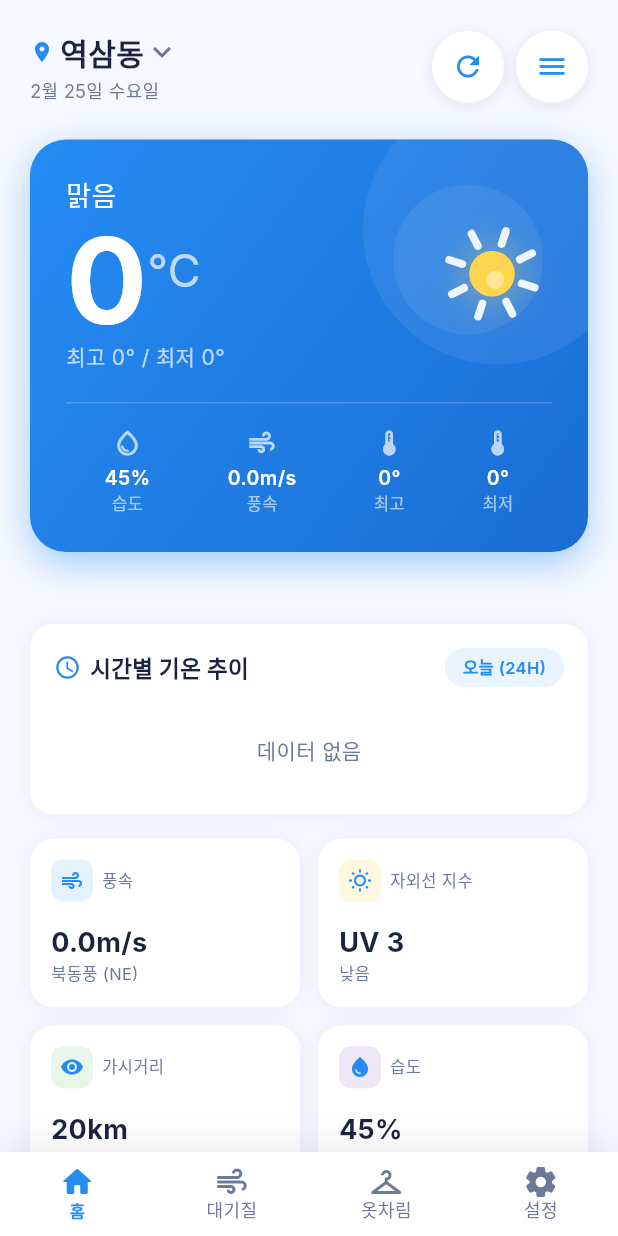
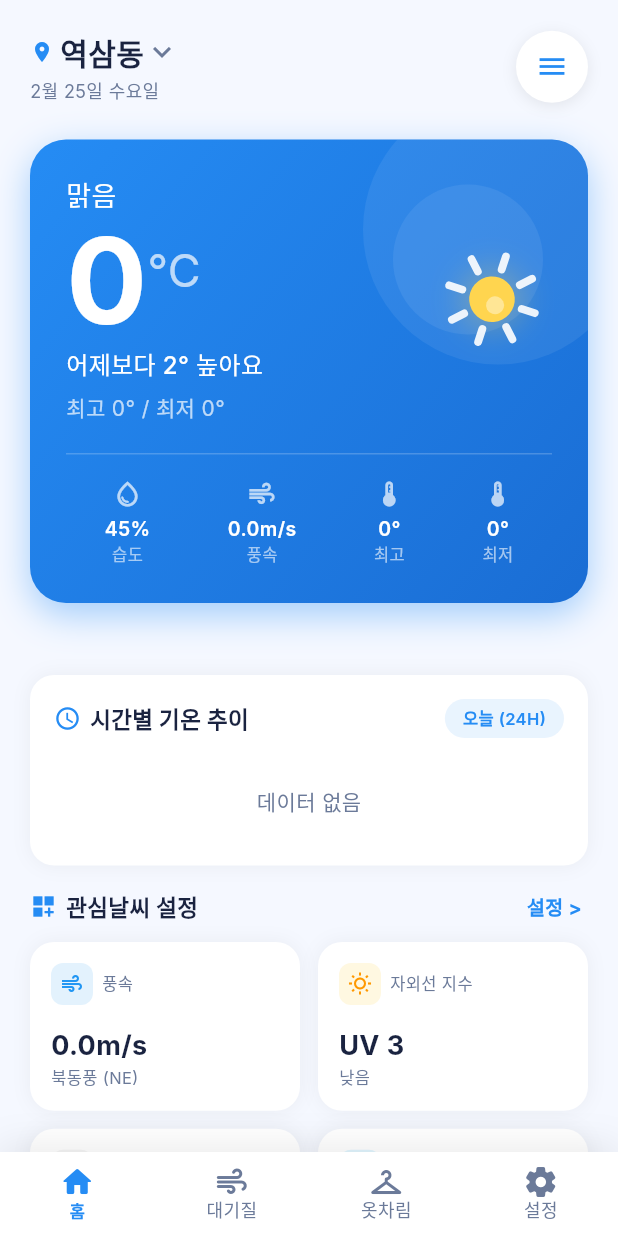
Before and after one commit to take10cokr/weather, a Flutter app: the screen it shows after launch, on a phone screen of 412 x 824 dp. Run offline on Flutter 3.47's test engine with Material 3 defaults, Android fonts, the phone set to English and light mode, and no system bars; our stand-ins replace geocoding, geolocator, shared_preferences; network calls fail; Roboto replaces fonts that are missing (Inter).

Commit message:
feat: 관심날씨 설정 및 지역설정 추가

```diff
--- a/weather_app/lib/screens/home_screen.dart
+++ b/weather_app/lib/screens/home_screen.dart
@@ -1,4 +1,5 @@
 import 'package:flutter/material.dart';
+import 'dart:math' as math;
 import '../theme/app_theme.dart';
 import '../models/weather_model.dart';
 import '../services/weather_service.dart';
@@ -8,6 +9,10 @@ import '../widgets/sun_moon_widgets.dart';
 import 'air_quality_screen.dart';
 import 'outfit_screen.dart';
 import 'settings_screen.dart';
+import 'interest_weather_setting_screen.dart';
+import 'location_setting_screen.dart';
+import 'package:provider/provider.dart';
+import '../services/app_settings.dart';
 
 class HomeScreen extends StatefulWidget {
   const HomeScreen({super.key});
@@ -24,6 +29,7 @@ class _HomeScreenState extends State<HomeScreen> {
   bool _isLoading = true;
   String _errorMessage = '';
   String _dongName = '역삼동';        // 표시할 동 이름
+  String _fullAddress = '서울특별시 강남구 역삼동'; // 전체 주소
   bool _isLocating = true;            // GPS 찾는 중
 
   List<WeatherForecast> _forecasts = [];
@@ -46,7 +52,10 @@ class _HomeScreenState extends State<HomeScreen> {
     final loc = await _locationService.getCurrentLocation();
     if (loc != null) {
       _service.setGrid(loc.nx, loc.ny);
-      if (mounted) setState(() => _dongName = loc.dongName);
+      if (mounted) setState(() {
+        _dongName = loc.dongName;
+        _fullAddress = loc.fullAddress;
+      });
     }
     setState(() => _isLocating = false);
     await _loadWeatherData();
@@ -185,22 +194,31 @@ class _HomeScreenState extends State<HomeScreen> {
     final weekDays = ['일요일', '월요일', '화요일', '수요일', '목요일', '금요일', '토요일'];
     final dateStr = '${now.month}월 ${now.day}일 ${weekDays[now.weekday % 7]}';
 
-    // 동/읍/면/리 단위만 추출
+    // 지역 이름 포맷: 서초구 양재동 (뒤에서 2개 단위)
     String displayName = _dongName;
-    final suffixes = ['동', '읍', '면', '리'];
-    // "역삼1동" → "역삼1동", "강남구" → 그대로 표시
     final parts = _dongName.split(' ');
-    for (final part in parts.reversed) {
-      if (suffixes.any((s) => part.endsWith(s))) {
-        displayName = part;
-        break;
-      }
+    if (parts.length >= 2) {
+      displayName = '${parts[parts.length - 2]} ${parts[parts.length - 1]}';
+    } else if (parts.isNotEmpty) {
+      displayName = parts.last;
     }
 
     return Row(
       mainAxisAlignment: MainAxisAlignment.spaceBetween,
       children: [
-        Column(
+        GestureDetector(
+          onTap: () {
+            if (!_isLocating) {
+              Navigator.push(context, MaterialPageRoute(
+                builder: (_) => LocationSettingScreen(
+                  dongName: _dongName,
+                  fullAddress: _fullAddress,
+                  currentWeather: _currentWeather,
+                ),
+              ));
+            }
+          },
+          child: Column(
             crossAxisAlignment: CrossAxisAlignment.start,
             children: [
               Row(
@@ -229,23 +247,9 @@ class _HomeScreenState extends State<HomeScreen> {
               Text(dateStr, style: const TextStyle(fontSize: 12, color: AppTheme.textSecondary)),
             ],
           ),
+        ),
         Row(
           children: [
-            // 새로고침 버튼
-            Container(
-              decoration: BoxDecoration(
-                color: Colors.white,
-                shape: BoxShape.circle,
-                boxShadow: [BoxShadow(color: Colors.black.withValues(alpha: 0.08), blurRadius: 8, offset: const Offset(0, 2))],
-              ),
-              child: IconButton(
-                icon: const Icon(Icons.refresh, color: AppTheme.primaryColor, size: 22),
-                onPressed: _loadWeatherData,
-                padding: const EdgeInsets.all(8),
-                constraints: const BoxConstraints(),
-              ),
-            ),
-            const SizedBox(width: 8),
             // 햄버거 메뉴 버튼
             Container(
               decoration: BoxDecoration(
@@ -341,6 +345,10 @@ class _HomeScreenState extends State<HomeScreen> {
                             const Padding(padding: EdgeInsets.only(top: 12), child: Text('°C', style: TextStyle(color: Colors.white70, fontSize: 30))),
                           ],
                         ),
+                        // 임시: 어제 기온 비교 (현재 기상청 단기예보에 어제 데이터가 없어 UI용 임시 텍스트 추가)
+                        const SizedBox(height: 4),
+                        const Text('어제보다 2° 높아요', style: TextStyle(color: Colors.white, fontSize: 16, fontWeight: FontWeight.w500)),
+                        const SizedBox(height: 6),
                         Text('최고 ${_maxTemp.round()}° / 최저 ${_minTemp.round()}°', style: const TextStyle(color: Colors.white70, fontSize: 14)),
                       ],
                     ),
@@ -477,8 +485,8 @@ class _HomeScreenState extends State<HomeScreen> {
   }
 
   Widget _buildHourlyForecast() {
-    // 표시할 데이터 (최대 7개)
-    final displayData = _hourlyData.length > 7 ? _hourlyData.sublist(0, 7) : _hourlyData;
+    // 표시할 데이터 (최대 24시간)
+    final displayData = _hourlyData.length > 24 ? _hourlyData.sublist(0, 24) : _hourlyData;
 
     // 시간 포맷 변환 - 이미 '오전 10시', '지금' 등으로 포맷되어 있음
     String formatTimeLabel(String time) {
@@ -528,18 +536,20 @@ class _HomeScreenState extends State<HomeScreen> {
                   padding: EdgeInsets.all(20),
                   child: Text('데이터 없음', style: TextStyle(color: AppTheme.textSecondary)),
                 ))
-              : SizedBox(
+              : SingleChildScrollView(
+                  scrollDirection: Axis.horizontal,
+                  physics: const BouncingScrollPhysics(),
+                  child: SizedBox(
                     height: 160,
-                  child: LayoutBuilder(
-                    builder: (context, constraints) {
-                      return CustomPaint(
-                        size: Size(constraints.maxWidth, 160),
+                    width: math.max(
+                        MediaQuery.of(context).size.width - 32,
+                        displayData.length * 55.0),
+                    child: CustomPaint(
                       painter: _HourlyChartPainter(
                         data: displayData,
                         formatTimeLabel: formatTimeLabel,
                       ),
-                      );
-                    },
+                    ),
                   ),
                 ),
         ],
@@ -548,27 +558,95 @@ class _HomeScreenState extends State<HomeScreen> {
   }
 
   Widget _buildWeatherDetails() {
-    final current = _currentWeather;
-    final humidity = current?.reh.round() ?? 45;
-    final windSpeed = current?.wsd.toStringAsFixed(1) ?? '0.0';
+    return Consumer<AppSettings>(
+      builder: (context, settings, child) {
+        final items = settings.interestItems;
 
-    return GridView.count(
+        return Column(
+          crossAxisAlignment: CrossAxisAlignment.start,
+          children: [
+            Row(
+              mainAxisAlignment: MainAxisAlignment.spaceBetween,
+              children: [
+                const Row(
+                  children: [
+                    Icon(Icons.dashboard_customize, color: AppTheme.primaryColor, size: 18),
+                    SizedBox(width: 6),
+                    Text('관심날씨 설정', style: TextStyle(fontWeight: FontWeight.w700, fontSize: 15, color: AppTheme.textPrimary)),
+                  ],
+                ),
+                InkWell(
+                  onTap: () {
+                    Navigator.push(context, MaterialPageRoute(
+                      builder: (_) => InterestWeatherSettingScreen(
+                        currentWeather: _currentWeather,
+                        maxTemp: _maxTemp,
+                        minTemp: _minTemp,
+                      )
+                    ));
+                  },
+                  child: const Padding(
+                    padding: EdgeInsets.symmetric(horizontal: 4, vertical: 2),
+                    child: Text('설정 >', style: TextStyle(color: AppTheme.primaryColor, fontSize: 13, fontWeight: FontWeight.bold)),
+                  ),
+                ),
+              ],
+            ),
+            const SizedBox(height: 12),
+            GridView.count(
               crossAxisCount: 2,
               crossAxisSpacing: 12,
               mainAxisSpacing: 12,
               shrinkWrap: true,
               physics: const NeverScrollableScrollPhysics(),
               childAspectRatio: 1.6,
-      children: [
-        _buildDetailCard(Icons.air, '풍속', '${windSpeed}m/s', '북동풍 (NE)', const Color(0xFFE3F2FD)),
-        _buildDetailCard(Icons.wb_sunny_outlined, '자외선 지수', 'UV 3', '낮음', const Color(0xFFFFF8E1)),
-        _buildDetailCard(Icons.visibility, '가시거리', '20km', '선명함', const Color(0xFFE8F5E9)),
-        _buildDetailCard(Icons.water_drop, '습도', '$humidity%', humidity > 70 ? '다소 높음' : '쾌적함', const Color(0xFFEDE7F6)),
+              children: items.map((id) => _buildDynamicDetailCard(id)).toList(),
+            ),
           ],
+        );
+      },
     );
   }
 
-  Widget _buildDetailCard(IconData icon, String title, String value, String sub, Color bgColor) {
+  Widget _buildDynamicDetailCard(String id) {
+    final current = _currentWeather;
+
+    switch (id) {
+      case '풍속':
+        final wsd = current?.wsd.toStringAsFixed(1) ?? '0.0';
+        return _buildDetailCard(Icons.air, '풍속', '${wsd}m/s', '북동풍 (NE)', Colors.blue, const Color(0xFFE3F2FD));
+      case '자외선 지수':
+        return _buildDetailCard(Icons.wb_sunny_outlined, '자외선 지수', 'UV 3', '낮음', Colors.orange, const Color(0xFFFFF8E1));
+      case '가시거리':
+        return _buildDetailCard(Icons.visibility, '가시거리', '20km', '선명함', Colors.grey, const Color(0xFFF5F5F5));
+      case '습도':
+        final humidity = current?.reh.round() ?? 45;
+        return _buildDetailCard(Icons.water_drop, '습도', '$humidity%', humidity > 70 ? '다소 높음' : '쾌적함', Colors.lightBlue, const Color(0xFFE1F5FE));
+      case '강수확률':
+        final pop = current?.pop ?? 0;
+        return _buildDetailCard(Icons.umbrella_outlined, '강수확률', '$pop%', pop > 40 ? '우산 챙기세요' : '맑음', Colors.blueAccent, const Color(0xFFE8EAF6));
+      case '강수량':
+        return _buildDetailCard(Icons.water_drop_outlined, '강수량', '0mm', '비 안옴', Colors.cyan, const Color(0xFFE0F7FA));
+      case '체감온도':
+        final temp = current?.temp.round() ?? 0;
+        return _buildDetailCard(Icons.thermostat, '체감온도', '$temp°', '비슷함', Colors.redAccent, const Color(0xFFFFEBEE));
+      case '미세먼지':
+        final pm10 = _airQuality?.pm10 ?? '30';
+        return _buildDetailCard(Icons.masks_outlined, '미세먼지', pm10, context.read<AppSettings>().getPm10Status(double.tryParse(pm10) ?? 0), Colors.green, const Color(0xFFE8F5E9));
+      case '초미세먼지':
+        final pm25 = _airQuality?.pm25 ?? '15';
+        return _buildDetailCard(Icons.masks, '초미세먼지', pm25, context.read<AppSettings>().getPm25Status(double.tryParse(pm25) ?? 0), Colors.teal, const Color(0xFFE0F2F1));
+      case '옷차림':
+        final h3 = _dressingIndex?.h3 ?? '65';
+        return _buildDetailCard(Icons.checkroom, '옷차림', h3, '지수', Colors.purple, const Color(0xFFF3E5F5));
+      case '일정명':
+        return _buildDetailCard(Icons.calendar_month, '일정명', 'D-10', '다가오는 일정', Colors.indigo, const Color(0xFFE8EAF6));
+      default:
+        return _buildDetailCard(Icons.info_outline, id, '-', '-', Colors.grey, const Color(0xFFF5F5F5));
+    }
+  }
+
+  Widget _buildDetailCard(IconData icon, String title, String value, String sub, Color iconColor, Color bgColor) {
     return Container(
       padding: const EdgeInsets.all(14),
       decoration: BoxDecoration(
@@ -582,7 +660,7 @@ class _HomeScreenState extends State<HomeScreen> {
         children: [
           Row(
             children: [
-              Container(padding: const EdgeInsets.all(6), decoration: BoxDecoration(color: bgColor, borderRadius: BorderRadius.circular(8)), child: Icon(icon, size: 16, color: AppTheme.primaryColor)),
+              Container(padding: const EdgeInsets.all(6), decoration: BoxDecoration(color: bgColor, borderRadius: BorderRadius.circular(8)), child: Icon(icon, size: 16, color: iconColor)),
               const SizedBox(width: 6),
               Expanded(child: Text(title, style: const TextStyle(fontSize: 11, color: AppTheme.textSecondary), overflow: TextOverflow.ellipsis)),
             ],
@@ -591,7 +669,7 @@ class _HomeScreenState extends State<HomeScreen> {
             crossAxisAlignment: CrossAxisAlignment.start,
             children: [
               Text(value, style: const TextStyle(fontSize: 18, fontWeight: FontWeight.w700, color: AppTheme.textPrimary)),
-              Text(sub, style: const TextStyle(fontSize: 11, color: AppTheme.textSecondary)),
+              Text(sub, style: const TextStyle(fontSize: 11, color: AppTheme.textSecondary, overflow: TextOverflow.ellipsis)),
             ],
           ),
         ],
--- a/weather_app/lib/services/app_settings.dart
+++ b/weather_app/lib/services/app_settings.dart
@@ -29,10 +29,13 @@ extension DustStandardExt on DustStandard {
 
 class AppSettings extends ChangeNotifier {
   static const _keyDustStandard = 'dust_standard';
+  static const _keyInterestItems = 'interest_items';
 
   DustStandard _dustStandard = DustStandard.korean;
+  List<String> _interestItems = ['풍속', '자외선 지수', '가시거리', '습도']; // 기본 4개
 
   DustStandard get dustStandard => _dustStandard;
+  List<String> get interestItems => _interestItems;
 
   /// SharedPreferences에서 설정 불러오기
   Future<void> load() async {
@@ -43,6 +46,12 @@ class AppSettings extends ChangeNotifier {
     } else {
       _dustStandard = DustStandard.korean;
     }
+
+    final savedItems = prefs.getStringList(_keyInterestItems);
+    if (savedItems != null && savedItems.length == 4) {
+      _interestItems = savedItems;
+    }
+
     notifyListeners();
   }
 
@@ -52,6 +61,15 @@ class AppSettings extends ChangeNotifier {
     notifyListeners();
     final prefs = await SharedPreferences.getInstance();
     await prefs.setString(_keyDustStandard, standard.name);
+  }
+
+  /// 관심날씨 4개 저장
+  Future<void> setInterestItems(List<String> items) async {
+    if (items.length != 4) return;
+    _interestItems = items;
+    notifyListeners();
+    final prefs = await SharedPreferences.getInstance();
+    await prefs.setStringList(_keyInterestItems, items);
   }
 
   // ── 기준별 PM2.5 임계값 ──────────────────────────────
--- a/weather_app/lib/services/weather_service.dart
+++ b/weather_app/lib/services/weather_service.dart
@@ -107,7 +107,7 @@ class WeatherService {
     final futureSlots = sorted.where((t) => t.compareTo(nowStr) >= 0).toList();
     final displaySlots = futureSlots.isNotEmpty ? futureSlots : sorted;
 
-    return displaySlots.take(7).map((time) {
+    return displaySlots.take(24).map((time) {
       final data = grouped[time]!;
       final hour = int.parse(time.substring(0, 2));
       final isNowSlot = hour == now.hour;
```
Also changed, not shown: weather_app/lib/screens/interest_weather_setting_screen.dart (added, +263 -0 lines), weather_app/lib/screens/location_setting_screen.dart (added, +164 -0 lines), weather_app/lib/widgets/sun_moon_widgets.dart (+6 -24 lines). Lines whose indentation alone changed are shown as unchanged.
